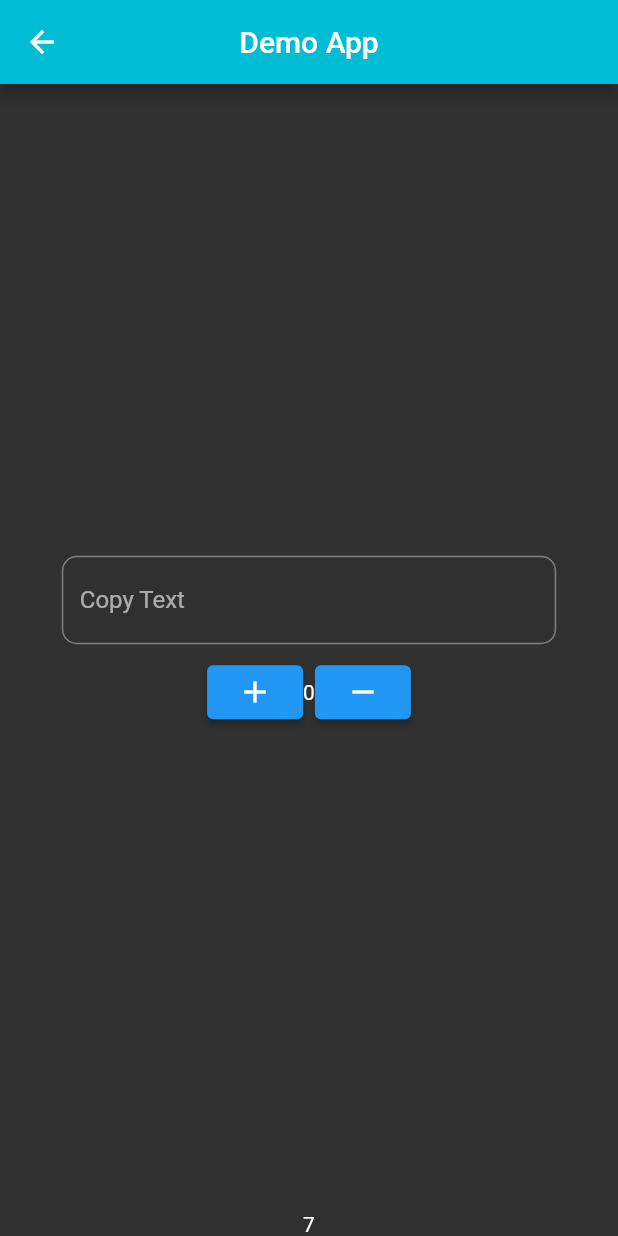
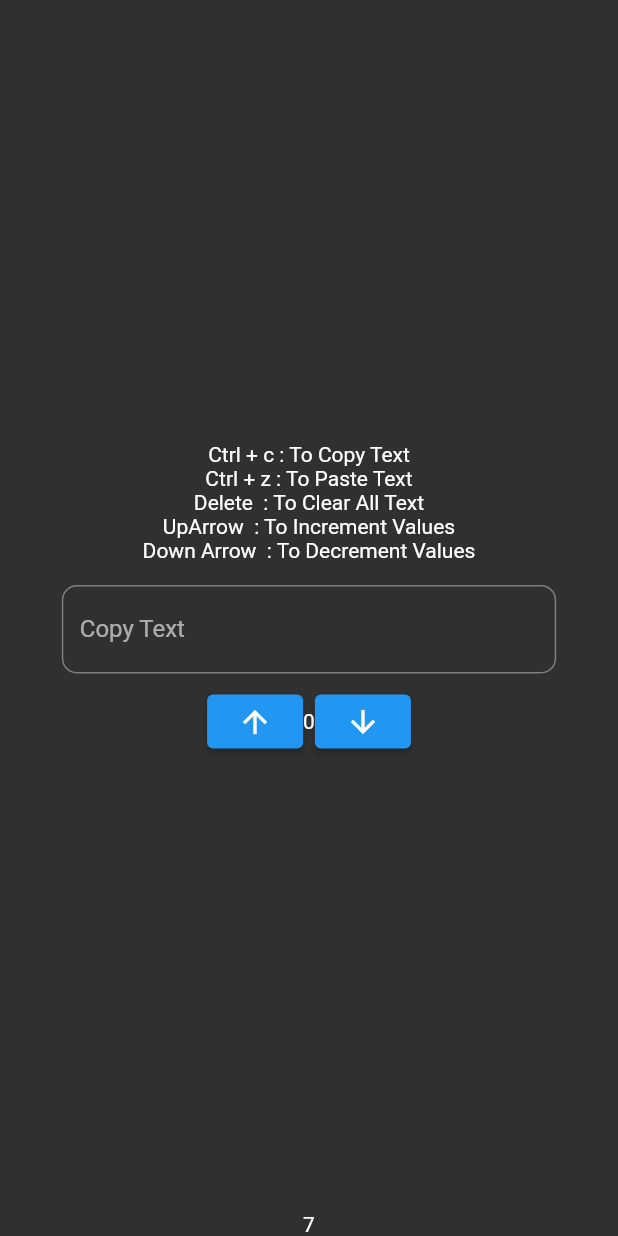
Before and after one commit to ParthZignuts/FlutterShortCuts, a Flutter app: the ShortcutDemoSlide screen opened directly, on a phone screen of 412 x 824 dp. Run offline on Flutter 3.47's test engine with Material 2 defaults, Android fonts, the phone set to English and light mode, and no system bars; our stand-ins replace get.

Commit message:
Add BackSlide action

```diff
--- a/lib/core/action/action.dart
+++ b/lib/core/action/action.dart
@@ -5,3 +5,5 @@ export '../action/action_dispatcher.dart';
 export '../action/alltext_action.dart';
 export '../action/next_screen_action.dart';
 export '../action/pastetext_action.dart';
+export './back_slide_action.dart';
+export './set_counter_action.dart';
--- /dev/null
+++ b/lib/core/action/back_slide_action.dart
@@ -0,0 +1,14 @@
+
+import '../intent/intent.dart';
+
+class BackSlideAction extends Action<BackIntent>{
+
+  final Function onBackSlide;
+  BackSlideAction({required this.onBackSlide});
+  @override
+  Object? invoke(BackIntent intent) {
+
+   return onBackSlide();
+  }
+
+}
--- a/lib/core/action/next_screen_action.dart
+++ b/lib/core/action/next_screen_action.dart
@@ -4,14 +4,15 @@ import 'package:get/get_navigation/get_navigation.dart';
 import 'package:shortcuts/core/intent/next_screen_intent.dart';
 import 'package:shortcuts/view/homescreen/second_slide.dart';
 
-class NextScreenAction extends Action<NextScreenIntent>{
-  BuildContext context;
-  NextScreenAction(this.context);
+class NextScreenAction extends Action<NextScreenIntent> {
+  final Function onNextSlide;
+
+
+  NextScreenAction( {required this.onNextSlide});
 
   @override
   Object? invoke(NextScreenIntent intent) {
     Get.offAll(const SecondSlide());
-  return null;
+    return onNextSlide();
   }
-
 }
--- a/lib/core/action/pastetext_action.dart
+++ b/lib/core/action/pastetext_action.dart
@@ -1,6 +1,5 @@
 
 import '../intent/intent.dart';
-import '../intent/pastetext_intent.dart';
 
 class PasteTextAction extends Action<PasteIntent>{
   TextEditingController controller;
--- /dev/null
+++ b/lib/core/action/set_counter_action.dart
@@ -0,0 +1,13 @@
+import '../intent/intent.dart';
+
+class SetCounterAction extends Action<IncrementIntent>{
+  final Function perform;
+
+  SetCounterAction({required this.perform});
+
+  @override
+  Object? invoke(Intent intent) {
+    debugPrint("Updated counter");
+    return perform();
+  }
+}
--- a/lib/view/homescreen/home_screen.dart
+++ b/lib/view/homescreen/home_screen.dart
@@ -1,3 +1,4 @@
+import 'package:get/get.dart';
 import '../../core/action/action.dart';
 import '../../core/intent/intent.dart';
 import '../homescreen/view.dart';
@@ -20,7 +21,7 @@ class _HomeScreenState extends State<HomeScreen> {
         child: Actions(
           dispatcher: LoggingActionDispatcher(),
           actions: <Type, Action<Intent>>{
-            NextScreenIntent: NextScreenAction(context),
+            NextScreenIntent: NextScreenAction(onNextSlide: ()=>Get.offAll(const SecondSlide())),
           },
           child: Scaffold(
 
--- a/lib/view/homescreen/last_slide_demo.dart
+++ b/lib/view/homescreen/last_slide_demo.dart
@@ -14,12 +14,13 @@ class ShortcutDemoSlide extends StatefulWidget {
 class _ShortcutDemoSlideState extends State<ShortcutDemoSlide> {
   int count = 0;
   TextEditingController controller = TextEditingController();
+  TextEditingController controller2 = TextEditingController();
 
   @override
   Widget build(BuildContext context) {
     return Shortcuts(
-        shortcuts: <LogicalKeySet, Intent>{
-          LogicalKeySet(LogicalKeyboardKey.arrowLeft):const BackIntent(),
+        shortcuts:<LogicalKeySet,Intent>{
+          LogicalKeySet(LogicalKeyboardKey.arrowLeft): const BackIntent(),
           LogicalKeySet(LogicalKeyboardKey.delete): const ClearTextIntent(),
           LogicalKeySet(LogicalKeyboardKey.control, LogicalKeyboardKey.keyC):
               const CopyTextIntent(),
@@ -39,30 +40,29 @@ class _ShortcutDemoSlideState extends State<ShortcutDemoSlide> {
             ClearTextIntent: ClearTextAction(controller),
             CopyTextIntent: CopyTextAction(controller),
             PasteIntent: PasteTextAction(controller),
-            NextScreenIntent:CallbackAction(
-              onInvoke: (intent) => Get.offAll(const SeventhSlide()),
-            ),
-            BackIntent:CallbackAction(
-              onInvoke: (intent) => Get.offAll(const SixthSlide()),
-            ),
-            IncrementIntent: CallbackAction(
-              onInvoke: (intent) => setState(() => count++),
-            ),
-            DecrementIntent: CallbackAction(
-              onInvoke: (intent) => setState(() {
-                if (count > 0) count--;
-              }),
+            NextScreenIntent: NextScreenAction(
+                onNextSlide: () => Get.offAll(const SeventhSlide())),
+            // Avoid it
+            BackIntent: BackSlideAction(onBackSlide: () => Get.offAll(const SixthSlide())),
+            // Prefer to use this
+            IncrementIntent: SetCounterAction(perform: () => setState(() {count++;})),
+           //don't use CallbackAction
+            DecrementIntent: CallbackAction(onInvoke: (intent) => setState(() {if (count > 0) count--;}),
             ),
           },
           child: Scaffold(
-            appBar: AppBar(
-              centerTitle: true,
-              title: const Text('Demo App'),
-            ),
             body: Center(
               child: Column(
                 mainAxisAlignment: MainAxisAlignment.center,
                 children: [
+                  const Text("Ctrl + c : To Copy Text"),
+                  const Text("Ctrl + z : To Paste Text"),
+                  const Text("Delete  : To Clear All Text"),
+                  const Text("UpArrow  : To Increment Values"),
+                  const Text("Down Arrow  : To Decrement Values"),
+                  const SizedBox(
+                    height: 15,
+                  ),
                   SizedBox(
                     width: MediaQuery.of(context).size.width * 0.8,
                     child: KTextFormField(controller: controller),
@@ -74,22 +74,22 @@ class _ShortcutDemoSlideState extends State<ShortcutDemoSlide> {
                       children: [
                         ElevatedButton(
                             onPressed: () => incrementCount(),
-                            child: const Icon(Icons.add)),
-                        Focus(autofocus:true,child: Text('$count')),
+                            child: const Icon(Icons.arrow_upward)),
+                        Focus(autofocus: true, child: Text('$count')),
                         ElevatedButton(
                             autofocus: false,
                             onPressed: () => decrementCount(),
-                            child: const Icon(Icons.remove)),
+                            child: const Icon(Icons.arrow_downward)),
                       ],
                     ),
                   ),
                 ],
               ),
             ),
-            bottomNavigationBar:const Text(
-            "7",
-            textAlign: TextAlign.center,
-          ),
+            bottomNavigationBar: const Text(
+              "7",
+              textAlign: TextAlign.center,
+            ),
           ),
         ));
   }
```
Also changed, not shown: lib/view/homescreen/fifth_slide.dart (+4 -10 lines), lib/view/homescreen/fourth_slide.dart (+4 -11 lines), lib/view/homescreen/second_slide.dart (+4 -11 lines), lib/view/homescreen/seventh_slide.dart (+3 -5 lines), lib/view/homescreen/sixth_slide.dart (+7 -11 lines), lib/view/homescreen/third_slide.dart (+5 -13 lines).
